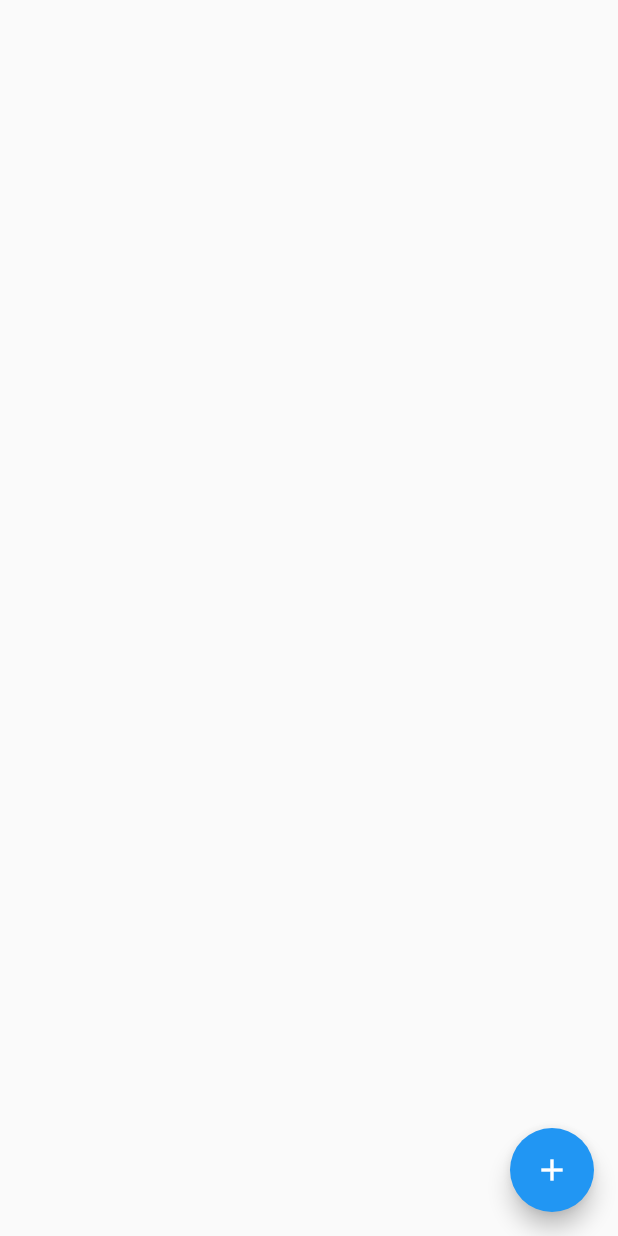
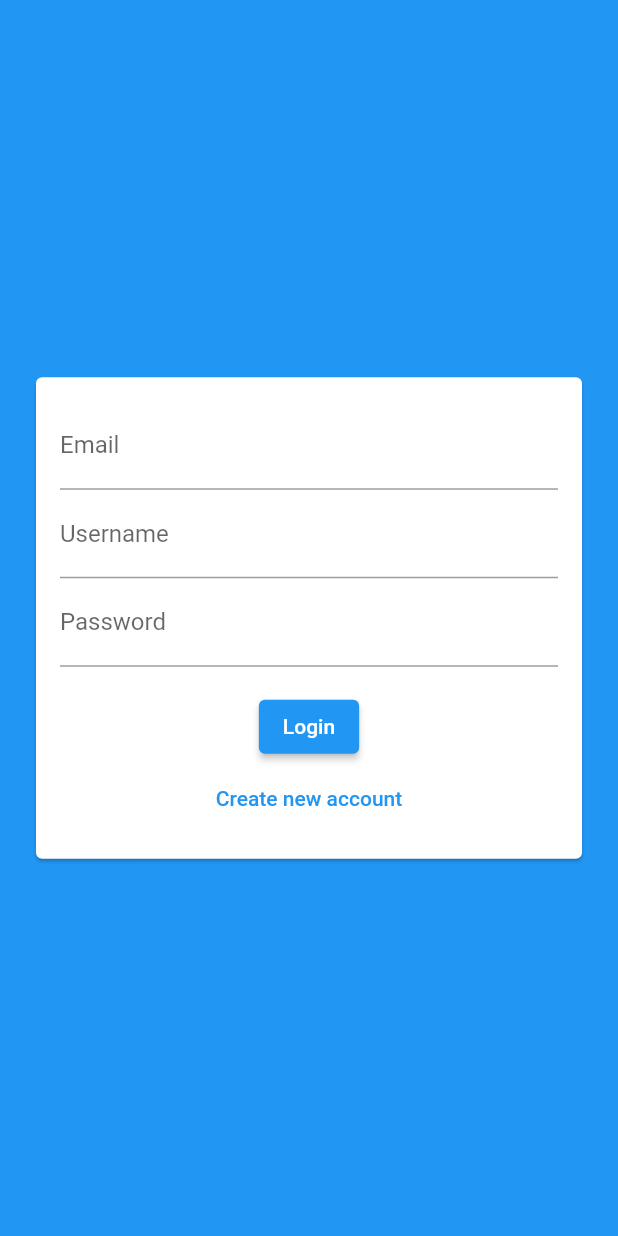
Before and after one commit to readytowork-org/flutter_chat, a Flutter app: the screen it shows after launch, on a phone screen of 412 x 824 dp. Run offline on Flutter 3.47's test engine with Material 2 defaults, Android fonts, the phone set to English and light mode, and no system bars; our stand-ins replace cloud_firestore, firebase_core; accounts and stored records are empty.

Commit message:
10.10 Add auth form

```diff
--- a/lib/main.dart
+++ b/lib/main.dart
@@ -2,6 +2,7 @@ import 'package:cloud_firestore/cloud_firestore.dart';
 import 'package:firebase_core/firebase_core.dart';
 import 'package:flutter/material.dart';
 import './screens/chat.dart';
+import './screens/auth.dart';
 
 void main() async{
   WidgetsFlutterBinding.ensureInitialized();
@@ -21,7 +22,7 @@ class MyApp extends StatelessWidget {
       theme: ThemeData(
         primarySwatch: Colors.blue,
       ),
-      home:  ChatScreen(),
+      home: const AuthScreen(),
     );
   }
 }
--- a/lib/screens/auth.dart
+++ b/lib/screens/auth.dart
@@ -0,0 +1,18 @@
+import 'package:flutter/material.dart';
+import '../widgets/auth_form.dart';
+class AuthScreen extends StatefulWidget {
+  const AuthScreen({Key? key}) : super(key: key);
+
+  @override
+  State<AuthScreen> createState() => _AuthScreenState();
+}
+
+class _AuthScreenState extends State<AuthScreen> {
+  @override
+  Widget build(BuildContext context) {
+    return Scaffold(
+      backgroundColor: Theme.of(context).colorScheme.primary,
+      body: const AuthForm(),
+    );
+  }
+}
--- /dev/null
+++ b/lib/widgets/auth_form.dart
@@ -0,0 +1,47 @@
+import 'package:flutter/material.dart';
+
+class AuthForm extends StatefulWidget {
+  const AuthForm({Key? key}) : super(key: key);
+
+  @override
+  State<AuthForm> createState() => _AuthFormState();
+}
+
+class _AuthFormState extends State<AuthForm> {
+  @override
+  Widget build(BuildContext context) {
+    return Center(
+      child: Card(
+        margin: const EdgeInsets.all(24),
+        child: SingleChildScrollView(
+          padding: const EdgeInsets.all(16),
+          child: Form(
+            child: Column(
+              mainAxisSize: MainAxisSize.min, //take only space as it needs
+              children: <Widget>[
+                TextFormField(
+                  decoration: const InputDecoration(
+                    label: Text("Email"),
+                  ),
+                  keyboardType: TextInputType.emailAddress,
+                ),
+                TextFormField(
+                  decoration: const InputDecoration(label: Text("Username")),
+                ),
+                TextFormField(
+                  decoration: const InputDecoration(label: Text("Password")),
+                  obscureText: true,
+                ),
+                const SizedBox(
+                  height: 16,
+                ),
+                ElevatedButton(onPressed: () {}, child: const Text("Login")),
+                TextButton(onPressed: (){}, child: const Text("Create new account"))
+              ],
+            ),
+          ),
+        ),
+      ),
+    );
+  }
+}
```
